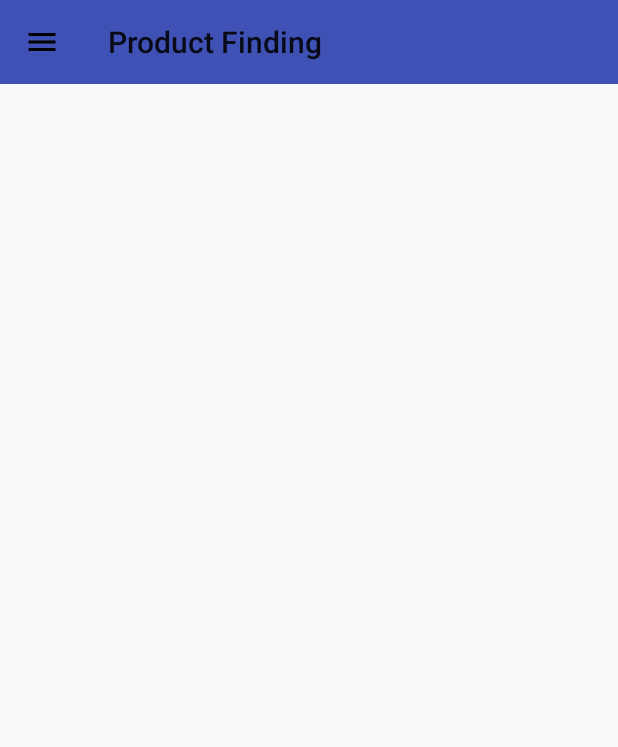
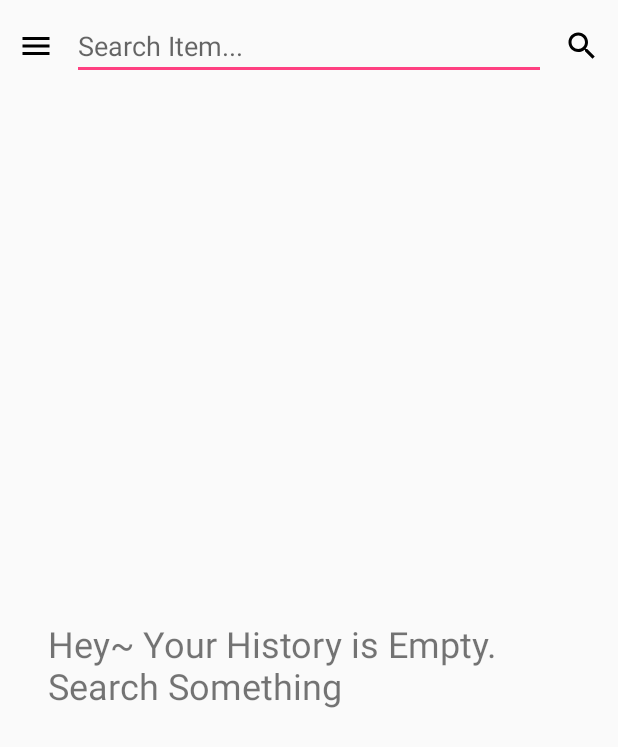
Before and after one commit to kvinltf/product-finding, an Android app: the MainActivity screen opened directly, with no data from a screen before it, on a phone screen of 412 x 824 dp. Shown: the top 747 px of the screen. Run offline under Robolectric (Android 15) with nearby library versions, the phone set to English and light mode, and no system bars; 2 statements that could not run were skipped.

Commit message:
Main Activity: added DrawerBar Toggle, EditText, Search

```diff
--- a/app/src/main/java/com/example/productfinding/MainActivity.java
+++ b/app/src/main/java/com/example/productfinding/MainActivity.java
@@ -11,8 +11,12 @@ import android.support.v4.widget.DrawerLayout;
 import android.support.v7.app.ActionBar;
 import android.support.v7.app.AlertDialog;
 import android.support.v7.app.AppCompatActivity;
-import android.support.v7.widget.Toolbar;
+import android.util.Log;
 import android.view.MenuItem;
+import android.view.View;
+import android.widget.EditText;
+import android.widget.ImageView;
+import android.widget.TextView;
 import android.widget.Toast;
 
 import com.example.productfinding.login.LoginActivity;
@@ -24,29 +28,47 @@ public class MainActivity extends AppCompatActivity
     private static final String TAG = "MainActivity";
 
     private DrawerLayout mDrawerLayout;
-    private Toolbar toolbar;
+    //    private Toolbar toolbar;
     private ActionBar actionBar;
     private User loginUser;
     private NavigationView navigationView;
+    private ImageView drawerToggle;
+    private ImageView mSearchButton;
+    private EditText mSearchEt;
 
     @Override
     protected void onCreate(@Nullable Bundle savedInstanceState) {
         super.onCreate(savedInstanceState);
         setContentView(R.layout.activity_main);
 
-        toolbar = findViewById(R.id.toolbar);
-        setSupportActionBar(toolbar);
+        initializeParameter();
+        initNavigationDrawerHeader();
+    }
 
-        actionBar = getSupportActionBar();
-        actionBar.setDisplayHomeAsUpEnabled(true);
-        actionBar.setHomeAsUpIndicator(R.drawable.ic_menu_black_24dp);
+    private void initializeParameter() {
+//        toolbar = findViewById(R.id.toolbar);
+//        setSupportActionBar(toolbar);
+
+//        actionBar = getSupportActionBar();
+//        actionBar.setDisplayHomeAsUpEnabled(true);
+//        actionBar.setHomeAsUpIndicator(R.drawable.ic_menu_black_24dp);
 
         mDrawerLayout = findViewById(R.id.drawer_layout);
 
         navigationView = findViewById(R.id.navigation_view);
         navigationView.setNavigationItemSelectedListener(this);
 
+        mSearchEt = findViewById(R.id.search_et_search_item);
 
+        drawerToggle = findViewById(R.id.search_iv_drawer_toggle);
+        drawerToggle.setOnClickListener(v -> mDrawerLayout.openDrawer(GravityCompat.START));
+
+        mSearchButton = findViewById(R.id.search_iv_search_button);
+        mSearchButton.setOnClickListener((View v) -> {
+            Toast.makeText(this, "Search: " + mSearchEt.getText().toString(), Toast.LENGTH_SHORT).show();
+        });
+
+        loginUser = (User) getIntent().getSerializableExtra("loginUser");
     }
 
     @Override
@@ -75,6 +97,18 @@ public class MainActivity extends AppCompatActivity
         return true;
     }
 
+    @Override
+    public void onBackPressed() {
+        if (mDrawerLayout.isDrawerOpen(GravityCompat.START)) {
+            mDrawerLayout.closeDrawer(GravityCompat.START);
+        } else {
+            if (isTaskRoot()) {
+                exitApplication();
+            } else
+                super.onBackPressed();
+        }
+    }
+
     /*
      * Open the drawer when the button is tapped
      * To open the drawer when the user taps on the nav drawer button,
@@ -91,6 +125,24 @@ public class MainActivity extends AppCompatActivity
         return super.onOptionsItemSelected(item);
     }
 
+    private void initNavigationDrawerHeader() {
+        Log.d(TAG, "initNavigationDrawer: Initialize Navigation Drawer Header");
+
+        View headerView = navigationView.inflateHeaderView(R.layout.navigation_drawer_header);
+
+        TextView userDisplayName = headerView.findViewById(R.id.nav_header_tv_name);
+        String _name = loginUser.getName();
+        userDisplayName.setText(_name);
+
+        TextView userEmail = headerView.findViewById(R.id.nav_header_tv_email);
+        String _email = loginUser.getEmail();
+        userEmail.setText(_email);
+    }
+
+
+    /**
+     * Logout User and Clear Shared Preferences Data
+     */
     private void signOut() {
         AlertDialog.Builder builder = new AlertDialog.Builder(this);
         builder.setTitle("Sign Out");
@@ -108,5 +160,16 @@ public class MainActivity extends AppCompatActivity
         builder.show();
     }
 
+    private void exitApplication() {
+        AlertDialog.Builder builder = new AlertDialog.Builder(this);
+        builder.setTitle("Exit");
+        builder.setMessage("Confirm Exit Application?");
+        builder.setPositiveButton("Exit", ((dialog, which) -> finish()));
+        builder.setNegativeButton("No", (dialog, which) -> {
+        });
+        builder.create();
+        builder.show();
+    }
+
 
 }
--- a/app/src/main/res/layout/activity_main.xml
+++ b/app/src/main/res/layout/activity_main.xml
@@ -6,18 +6,24 @@
     android:fitsSystemWindows="true">
 
     <FrameLayout
+
         android:id="@+id/main_container"
         android:layout_width="match_parent"
         android:layout_height="match_parent">
 
 
-        <android.support.v7.widget.Toolbar
-            android:id="@+id/toolbar"
+        <!--<android.support.v7.widget.Toolbar-->
+            <!--android:id="@+id/toolbar"-->
+            <!--android:layout_width="match_parent"-->
+            <!--android:layout_height="?android:attr/actionBarSize"-->
+            <!--android:background="?attr/colorPrimary"-->
+            <!--app:popupTheme="@style/ThemeOverlay.AppCompat.ActionBar"/>-->
+
+        <include
+            layout="@layout/activity_main_search"
             android:layout_width="match_parent"
-            android:layout_height="?android:attr/actionBarSize"
-            android:background="?attr/colorPrimary"
-            app:popupTheme="@style/ThemeOverlay.AppCompat.ActionBar"/>
-
+            android:layout_height="match_parent"
+            />
 
     </FrameLayout>
 
@@ -27,7 +33,6 @@
         android:layout_height="match_parent"
         android:layout_gravity="start"
         app:menu="@menu/navigation_drawer_menu"
-        app:headerLayout="@layout/navigation_drawer_header"
         android:fitsSystemWindows="true"
         />
 
--- /dev/null
+++ b/app/src/main/res/layout/activity_main_search.xml
@@ -0,0 +1,70 @@
+<?xml version="1.0" encoding="utf-8"?>
+<android.support.constraint.ConstraintLayout
+    xmlns:android="http://schemas.android.com/apk/res/android"
+    xmlns:app="http://schemas.android.com/apk/res-auto"
+    xmlns:tools="http://schemas.android.com/tools"
+    android:layout_width="match_parent"
+    android:layout_height="match_parent">
+
+    <LinearLayout
+        android:id="@+id/linearLayout"
+        android:layout_width="match_parent"
+        android:layout_height="wrap_content"
+        android:orientation="horizontal"
+        app:layout_constraintEnd_toEndOf="parent"
+        app:layout_constraintStart_toStartOf="parent"
+        app:layout_constraintTop_toTopOf="parent">
+
+        <ImageView
+            android:id="@+id/search_iv_drawer_toggle"
+            android:layout_width="wrap_content"
+            android:layout_height="wrap_content"
+            android:layout_gravity="center"
+            android:adjustViewBounds="false"
+            android:baselineAlignBottom="false"
+            android:cropToPadding="false"
+            android:padding="12dp"
+            app:srcCompat="@drawable/ic_menu_black_24dp" />
+
+        <EditText
+            android:id="@+id/search_et_search_item"
+            android:layout_width="0dp"
+            android:layout_height="wrap_content"
+            android:layout_marginBottom="8dp"
+            android:layout_marginTop="8dp"
+            android:layout_weight="1"
+            android:ems="10"
+            android:hint="Search Item..."
+            android:inputType="textPersonName"
+            app:layout_constraintEnd_toEndOf="parent"
+            app:layout_constraintStart_toEndOf="@+id/imageButton"
+            app:layout_constraintTop_toTopOf="parent" />
+
+        <ImageView
+            android:id="@+id/search_iv_search_button"
+            android:layout_width="wrap_content"
+            android:layout_height="wrap_content"
+            android:layout_gravity="center"
+            android:padding="12dp"
+            android:paddingBottom="12dp"
+            android:paddingEnd="12dp"
+            android:paddingTop="12dp"
+            app:srcCompat="@drawable/ic_search_black_24dp" />
+    </LinearLayout>
+
+    <TextView
+        android:id="@+id/search_result"
+        android:layout_width="0dp"
+        android:layout_height="wrap_content"
+        android:layout_marginBottom="8dp"
+        android:layout_marginEnd="32dp"
+        android:layout_marginStart="32dp"
+        android:layout_marginTop="8dp"
+        android:text="Hey~ Your History is Empty. Search Something"
+        android:textSize="24sp"
+        app:layout_constraintBottom_toBottomOf="parent"
+        app:layout_constraintEnd_toEndOf="parent"
+        app:layout_constraintStart_toStartOf="parent"
+        app:layout_constraintTop_toBottomOf="@+id/linearLayout" />
+
+</android.support.constraint.ConstraintLayout>
```
